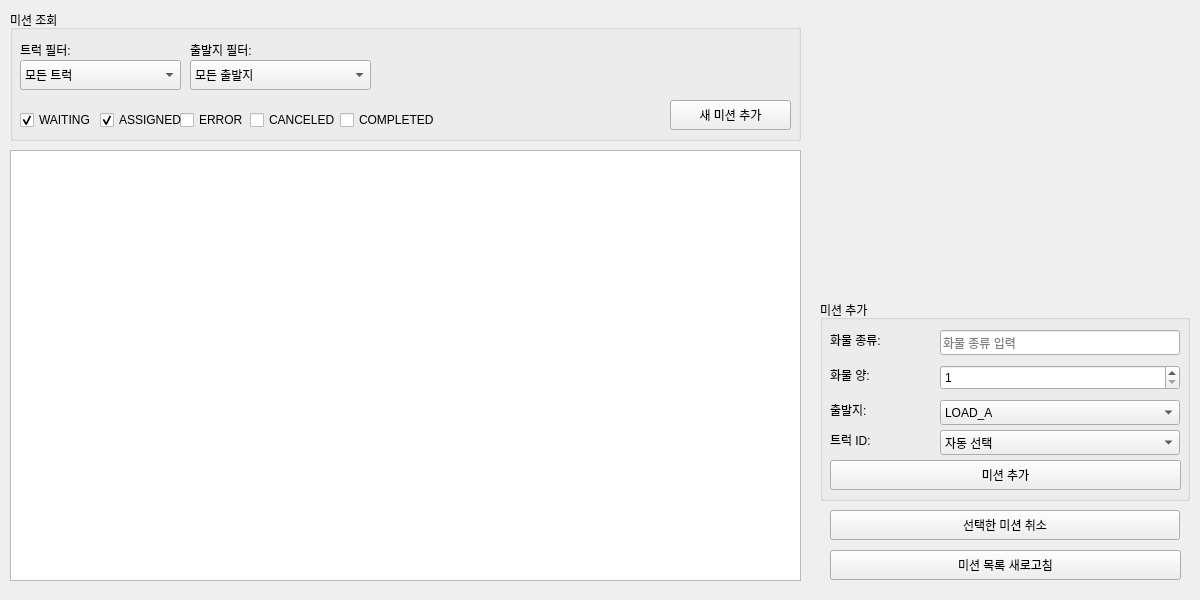
Old version of the form gui/ui/NEW_tab_mission.ui in the repository leesh0806/AGV-Integrated-Control-System.
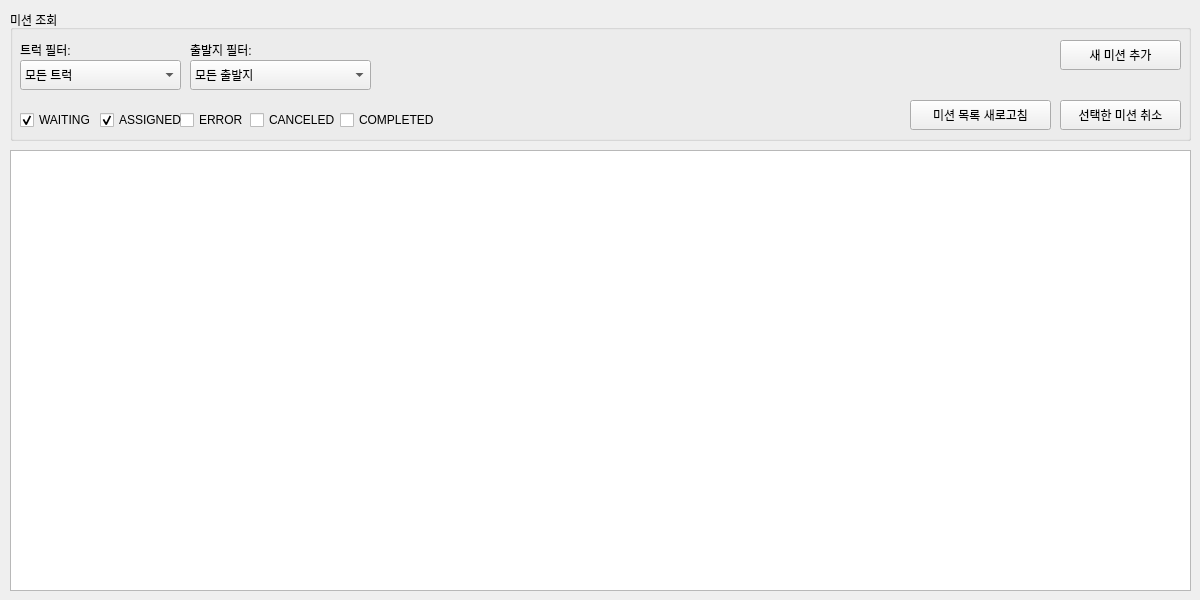
New version of the form.

Commit message: minor placing & adjustment of buttons

```diff
--- a/gui/ui/NEW_tab_mission.ui
+++ b/gui/ui/NEW_tab_mission.ui
@@ -18,8 +18,8 @@
     <rect>
      <x>10</x>
      <y>150</y>
-     <width>791</width>
-     <height>431</height>
+     <width>1181</width>
+     <height>441</height>
     </rect>
    </property>
    <property name="editTriggers">
@@ -40,7 +40,7 @@
     <rect>
      <x>10</x>
      <y>10</y>
-     <width>791</width>
+     <width>1181</width>
      <height>131</height>
     </rect>
    </property>
@@ -211,8 +211,8 @@
    <widget class="QPushButton" name="pushButton_add_mission_2">
     <property name="geometry">
      <rect>
-      <x>660</x>
-      <y>90</y>
+      <x>1050</x>
+      <y>30</y>
       <width>121</width>
       <height>30</height>
      </rect>
@@ -221,190 +221,33 @@
      <string>새 미션 추가</string>
     </property>
    </widget>
-  </widget>
-  <widget class="QGroupBox" name="groupBox_2">
-   <property name="geometry">
-    <rect>
-     <x>820</x>
-     <y>300</y>
-     <width>370</width>
-     <height>201</height>
-    </rect>
-   </property>
-   <property name="title">
-    <string>미션 추가</string>
-   </property>
-   <widget class="QLabel" name="label_type">
+   <widget class="QPushButton" name="pushButton_cancel_mission">
     <property name="geometry">
      <rect>
-      <x>10</x>
-      <y>30</y>
-      <width>100</width>
-      <height>20</height>
+      <x>1050</x>
+      <y>90</y>
+      <width>121</width>
+      <height>30</height>
      </rect>
     </property>
     <property name="text">
-     <string>화물 종류:</string>
+     <string>선택한 미션 취소</string>
     </property>
    </widget>
-   <widget class="QLineEdit" name="lineEdit_type_for_add">
+   <widget class="QPushButton" name="pushButton_refresh_table">
     <property name="geometry">
      <rect>
-      <x>120</x>
-      <y>30</y>
-      <width>240</width>
-      <height>25</height>
-     </rect>
-    </property>
-    <property name="placeholderText">
-     <string>화물 종류 입력</string>
-    </property>
-   </widget>
-   <widget class="QLabel" name="label_amount">
-    <property name="geometry">
-     <rect>
-      <x>10</x>
-      <y>65</y>
-      <width>100</width>
-      <height>20</height>
-     </rect>
-    </property>
-    <property name="text">
-     <string>화물 양:</string>
-    </property>
-   </widget>
-   <widget class="QSpinBox" name="spinBox_amount_for_add">
-    <property name="geometry">
-     <rect>
-      <x>120</x>
-      <y>65</y>
-      <width>240</width>
-      <height>25</height>
-     </rect>
-    </property>
-    <property name="minimum">
-     <number>1</number>
-    </property>
-    <property name="maximum">
-     <number>1000</number>
-    </property>
-   </widget>
-   <widget class="QLabel" name="label_source_add">
-    <property name="geometry">
-     <rect>
-      <x>10</x>
-      <y>100</y>
-      <width>100</width>
-      <height>20</height>
-     </rect>
-    </property>
-    <property name="text">
-     <string>출발지:</string>
-    </property>
-   </widget>
-   <widget class="QComboBox" name="comboBox_source_for_add">
-    <property name="geometry">
-     <rect>
-      <x>120</x>
-      <y>100</y>
-      <width>240</width>
-      <height>25</height>
-     </rect>
-    </property>
-    <item>
-     <property name="text">
-      <string>LOAD_A</string>
-     </property>
-    </item>
-    <item>
-     <property name="text">
-      <string>LOAD_B</string>
-     </property>
-    </item>
-   </widget>
-   <widget class="QLabel" name="label_truck_add">
-    <property name="geometry">
-     <rect>
-      <x>10</x>
-      <y>130</y>
-      <width>100</width>
-      <height>20</height>
-     </rect>
-    </property>
-    <property name="text">
-     <string>트럭 ID:</string>
-    </property>
-   </widget>
-   <widget class="QComboBox" name="comboBox_truck_id_for_add">
-    <property name="geometry">
-     <rect>
-      <x>120</x>
-      <y>130</y>
-      <width>240</width>
-      <height>25</height>
-     </rect>
-    </property>
-    <item>
-     <property name="text">
-      <string>자동 선택</string>
-     </property>
-    </item>
-    <item>
-     <property name="text">
-      <string>트럭 1</string>
-     </property>
-    </item>
-    <item>
-     <property name="text">
-      <string>트럭 2</string>
-     </property>
-    </item>
-    <item>
-     <property name="text">
-      <string>트럭 3</string>
-     </property>
-    </item>
-   </widget>
-   <widget class="QPushButton" name="pushButton_add_mission">
-    <property name="geometry">
-     <rect>
-      <x>10</x>
-      <y>160</y>
-      <width>351</width>
+      <x>900</x>
+      <y>90</y>
+      <width>141</width>
       <height>30</height>
      </rect>
     </property>
     <property name="text">
-     <string>미션 추가</string>
+     <string>미션 목록 새로고침</string>
     </property>
    </widget>
   </widget>
-  <widget class="QPushButton" name="pushButton_cancel_mission">
-   <property name="geometry">
-    <rect>
-     <x>830</x>
-     <y>510</y>
-     <width>350</width>
-     <height>30</height>
-    </rect>
-   </property>
-   <property name="text">
-    <string>선택한 미션 취소</string>
-   </property>
-  </widget>
-  <widget class="QPushButton" name="pushButton_refresh_table">
-   <property name="geometry">
-    <rect>
-     <x>830</x>
-     <y>550</y>
-     <width>351</width>
-     <height>30</height>
-    </rect>
-   </property>
-   <property name="text">
-    <string>미션 목록 새로고침</string>
-   </property>
-  </widget>
  </widget>
  <resources/>
  <connections/>
```
